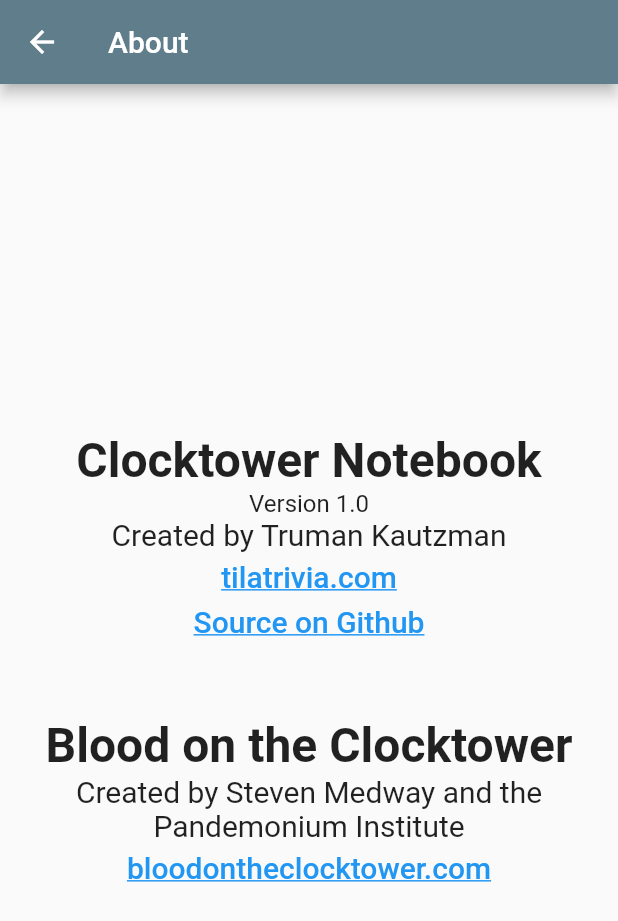
After one commit to tilatrivia/clocktower-notebook, a Flutter app: the screen it shows after launch, after a tap on the "info" icon, on a phone screen of 412 x 824 dp. The commit adds this screen. Shown: the top 921 px of the screen. Run offline on Flutter 3.47's test engine with Material 2 defaults, Android fonts, the phone set to English and light mode, and no system bars; our stand-ins replace shared_preferences.

Commit message:
Add about page

```diff
--- /dev/null
+++ b/lib/about.dart
@@ -0,0 +1,92 @@
+import 'package:flutter/material.dart';
+import 'package:url_launcher/url_launcher.dart';
+
+class AboutPage extends StatefulWidget {
+  const AboutPage({Key? key}) : super(key: key);
+
+  @override
+  State<StatefulWidget> createState() => _AboutPageState();
+}
+
+class _AboutPageState extends State<AboutPage> {
+
+  void _launchUrl(String url) async {
+    try {
+      final uri = Uri.parse(url);
+      await launchUrl(uri, mode: LaunchMode.externalApplication);
+    } catch (e) {
+      throw "Could not open url $url";
+    }
+  }
+
+  @override
+  Widget build(BuildContext context) {
+    return Scaffold(
+        appBar: AppBar(
+          title: const Text("About"),
+        ),
+        body: Center(
+          child: Column(
+            mainAxisSize: MainAxisSize.min,
+            children: [
+              const Text("Clocktower Notebook",
+                style: TextStyle(fontSize: 32, fontWeight: FontWeight.w600),
+              ),
+              const Text("Version 1.0",
+                style: TextStyle(fontSize: 16, fontWeight: FontWeight.normal),
+              ),
+              const Text("Created by Truman Kautzman",
+                style: TextStyle(fontSize: 20, fontWeight: FontWeight.normal),
+              ),
+              GestureDetector(
+                child: const Text("tilatrivia.com",
+                  style: TextStyle(
+                    fontSize: 20,
+                    fontWeight: FontWeight.w500,
+                    decoration: TextDecoration.underline,
+                    color: Colors.blue,
+                    height: 1.5,
+                  ),
+                ),
+                onTap: () => _launchUrl("https://tilatrivia.com")
+              ),
+              GestureDetector(
+                  child: const Text("Source on Github",
+                    style: TextStyle(
+                      fontSize: 20,
+                      fontWeight: FontWeight.w500,
+                      decoration: TextDecoration.underline,
+                      color: Colors.blue,
+                      height: 1.5,
+                    ),
+                  ),
+                  onTap: () => _launchUrl("https://github.com/tilatrivia/clocktower-notebook")
+              ),
+              const SizedBox(
+                height: 50,
+              ),
+              const Text("Blood on the Clocktower",
+                style: TextStyle(fontSize: 32, fontWeight: FontWeight.w600),
+              ),
+              const Text("Created by Steven Medway and the Pandemonium Institute",
+                textAlign: TextAlign.center,
+                style: TextStyle(fontSize: 20, fontWeight: FontWeight.normal),
+              ),
+              GestureDetector(
+                  child: const Text("bloodontheclocktower.com",
+                    style: TextStyle(
+                      fontSize: 20,
+                      fontWeight: FontWeight.w500,
+                      decoration: TextDecoration.underline,
+                      color: Colors.blue,
+                      height: 1.5,
+                    ),
+                  ),
+                  onTap: () => _launchUrl("https://bloodontheclocktower.com")
+              ),
+            ],
+          ),
+        )
+    );
+  }
+}
--- a/lib/home.dart
+++ b/lib/home.dart
@@ -1,3 +1,4 @@
+import 'package:clocktower_notes/about.dart';
 import 'package:clocktower_notes/widgets/main_option.dart';
 import 'package:flutter/material.dart';
 
@@ -32,6 +33,16 @@ class _HomePageState extends State<HomePage> {
     _checkStore();
   }
 
+  void _openAbout() {
+    Navigator.of(context).push(
+        MaterialPageRoute(builder: (context) => const AboutPage()));
+  }
+
+  void _openSettings() {
+    // Navigator.of(context).push(
+    //     MaterialPageRoute(builder: (context) => const SettingsPage()));
+  }
+
   @override
   void initState() {
     super.initState();
@@ -58,6 +69,16 @@ class _HomePageState extends State<HomePage> {
     return Scaffold(
         appBar: AppBar(
           title: const Text("Clocktower Notes"),
+          actions: [
+            IconButton(
+              onPressed: _openAbout,
+              icon: const Icon(Icons.info)
+            ),
+            IconButton(
+                onPressed: _openSettings,
+                icon: const Icon(Icons.settings)
+            ),
+          ],
         ),
         body: Flex(
           direction: Axis.vertical,
```
